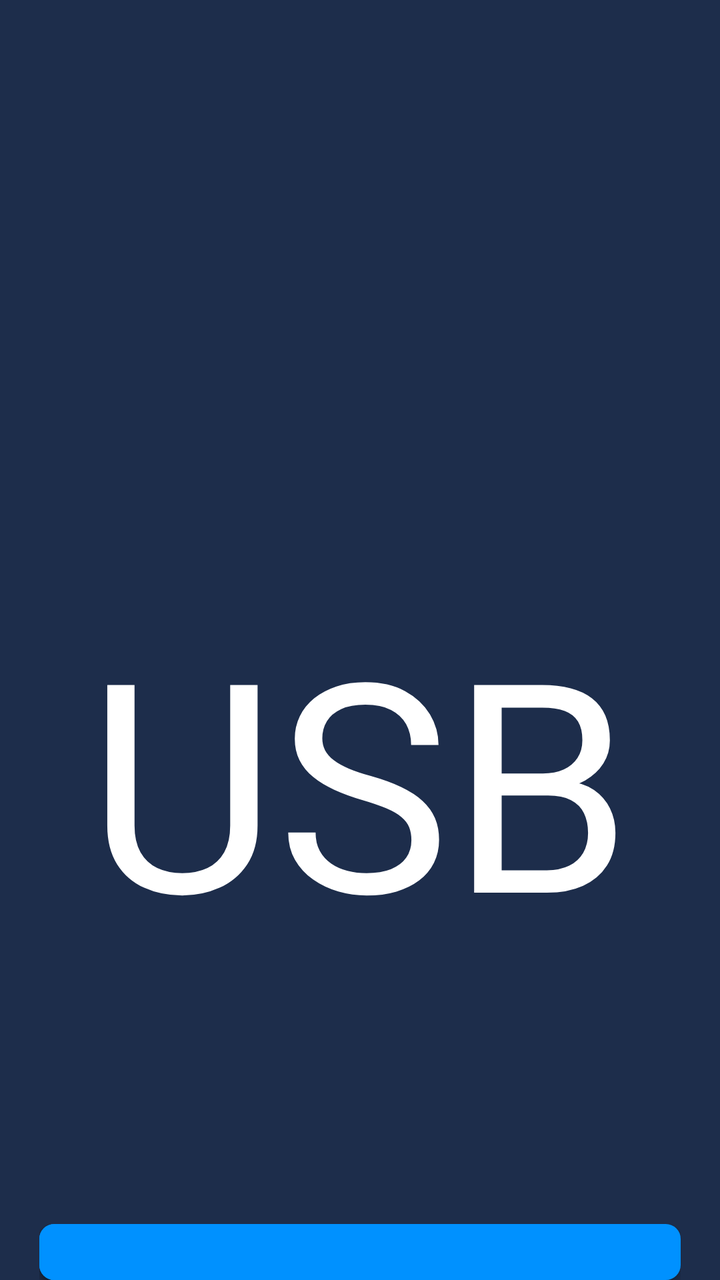
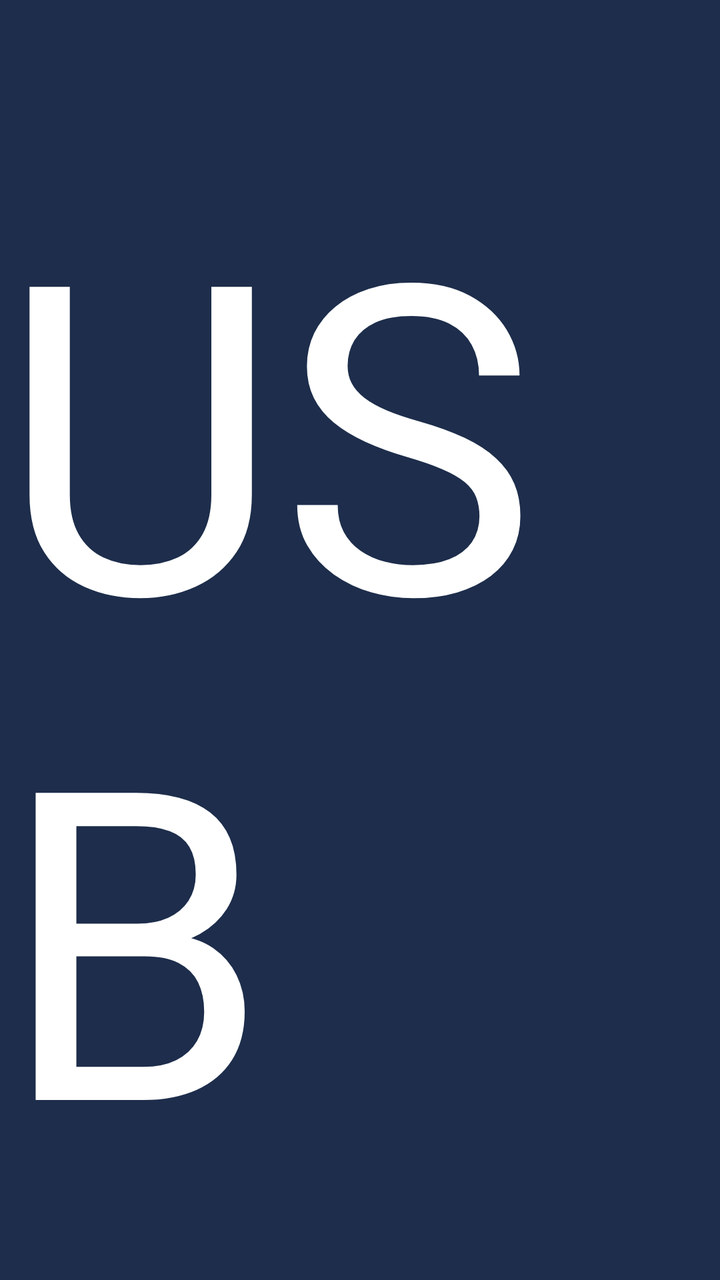

An Android layout rendered at two revisions. The XML below is the earlier revision; the diff shows what the commit changed to produce the second picture.
<!-- AndroidManifest.xml: activity theme NoTitle -->
<!-- res/layout/activity_usb_interface.xml -->
<?xml version="1.0" encoding="utf-8"?>
<RelativeLayout xmlns:android="http://schemas.android.com/apk/res/android"
    xmlns:app="http://schemas.android.com/apk/res-auto"
    xmlns:tools="http://schemas.android.com/tools"
    android:layout_width="match_parent"
    android:layout_height="match_parent"
    android:background="@color/colorMain">

    <TextView
        android:layout_width="wrap_content"
        android:layout_height="wrap_content"
        android:layout_centerHorizontal="true"
        android:layout_marginTop="50mm"
        android:text="@string/usb_name"
        android:textColor="@color/white"
        android:textSize="25mm" />

    <androidx.recyclerview.widget.RecyclerView
        android:id="@+id/rct_progr"
        android:layout_width="wrap_content"
        android:layout_height="wrap_content"
        android:layout_centerInParent="true"
        app:layoutManager="androidx.recyclerview.widget.LinearLayoutManager" />

    <RelativeLayout
        android:layout_width="wrap_content"
        android:layout_height="wrap_content"
        android:layout_below="@id/rct_progr"
        android:layout_centerHorizontal="true"
        android:layout_marginLeft="300mm"
        android:layout_marginTop="50mm"
        android:layout_marginRight="300mm">


        <Button
            android:id="@+id/failure_button"
            android:layout_width="wrap_content"
            android:layout_height="wrap_content"
            android:layout_alignParentLeft="true"
            android:background="@drawable/r_button_bg"
            android:text="@string/Failed"
            android:textColor="@color/white"
            android:textSize="15mm" />

        <Button
            android:textColor="@color/white"
            android:textSize="15mm"
            android:id="@+id/through_button"
            android:layout_width="wrap_content"
            android:layout_height="wrap_content"
            android:layout_alignParentRight="true"
            android:background="@drawable/r_button_bg"
            android:text="@string/Passed" />
    </RelativeLayout>

</RelativeLayout>
<!-- resources referenced by this layout -->
<resources>
  <color name="colorMain">#1D2D4B</color>
  <color name="white">#FFFFFFFF</color>
  <!-- drawable r_button_bg (drawable) -->
  <?xml version="1.0" encoding="utf-8"?>
  <shape
      xmlns:android="http://schemas.android.com/apk/res/android">
      
      <solid
          android:color="@color/colorMainButton" />
      
      <stroke
          android:width="1dp"
          android:color="@color/colorMainButton" />
      
      <size android:height="4mm"/>
      
      <corners
          android:radius="7dp"/>
  
  </shape>
  <string name="Failed">Failed</string>
  <string name="Passed">Passed</string>
  <string name="usb_name">USB</string>
  <style name="NoTitle" parent="Theme.AppCompat.Light.NoActionBar">
          <item name="colorPrimary">@color/colorMain</item>
          <item name="colorPrimaryDark">@color/colorMain</item>
          <item name="colorAccent">@color/colorMain</item>
      </style>
  <color name="colorMainButton">#0091FF</color>
</resources>

<!-- the commit's change to res/layout/activity_usb_interface.xml (unified diff, before → after) -->
@@ -1,17 +1,37 @@
 <?xml version="1.0" encoding="utf-8"?>
-<RelativeLayout xmlns:android="http://schemas.android.com/apk/res/android"
+<LinearLayout xmlns:android="http://schemas.android.com/apk/res/android"
     xmlns:app="http://schemas.android.com/apk/res-auto"
     xmlns:tools="http://schemas.android.com/tools"
     android:layout_width="match_parent"
     android:layout_height="match_parent"
+    android:orientation="vertical"
     android:background="@color/colorMain">
+
+    <RelativeLayout
+        android:id="@+id/relativeLayout2"
+        android:layout_width="match_parent"
+        android:layout_height="116mm"
+        app:layout_constraintEnd_toEndOf="parent"
+        app:layout_constraintStart_toStartOf="parent"
+        app:layout_constraintTop_toTopOf="parent">
+
+        <TextView
+            android:layout_width="wrap_content"
+            android:layout_height="wrap_content"
+            android:layout_centerInParent="true"
+            android:text="@string/usb_name"
+            android:textColor="@color/white"
+            android:textSize="37mm" />
+
+
+    </RelativeLayout>
 
     <TextView
         android:layout_width="wrap_content"
         android:layout_height="wrap_content"
-        android:layout_centerHorizontal="true"
-        android:layout_marginTop="50mm"
-        android:text="@string/usb_name"
+        android:layout_gravity="center"
+        android:layout_marginTop="24mm"
+        android:text="@string/usb_ports"
         android:textColor="@color/white"
         android:textSize="25mm" />
 
@@ -19,9 +39,18 @@
         android:id="@+id/rct_progr"
         android:layout_width="wrap_content"
         android:layout_height="wrap_content"
-        android:layout_centerInParent="true"
+        android:layout_gravity="center"
+        android:layout_marginTop="24mm"
         app:layoutManager="androidx.recyclerview.widget.LinearLayoutManager" />
 
+    <TextView
+        android:layout_width="wrap_content"
+        android:layout_height="wrap_content"
+        android:layout_gravity="center"
+        android:layout_marginTop="40mm"
+        android:text="@string/expected_Passed"
+        android:textColor="@color/white"
+        android:textSize="25mm" />
     <RelativeLayout
         android:layout_width="wrap_content"
         android:layout_height="wrap_content"
@@ -53,4 +82,4 @@
             android:text="@string/Passed" />
     </RelativeLayout>
 
-</RelativeLayout>
+</LinearLayout>
<!-- resource entries referenced after the edit -->
@@ -22,7 +22,9 @@
   </shape>
   <string name="Failed">Failed</string>
   <string name="Passed">Passed</string>
+  <string name="expected_Passed">If the result is expected, click “Passed”, otherwise click “Failed”</string>
   <string name="usb_name">USB</string>
+  <string name="usb_ports">Plug usb devices into usb ports</string>
   <style name="NoTitle" parent="Theme.AppCompat.Light.NoActionBar">
           <item name="colorPrimary">@color/colorMain</item>
           <item name="colorPrimaryDark">@color/colorMain</item>
